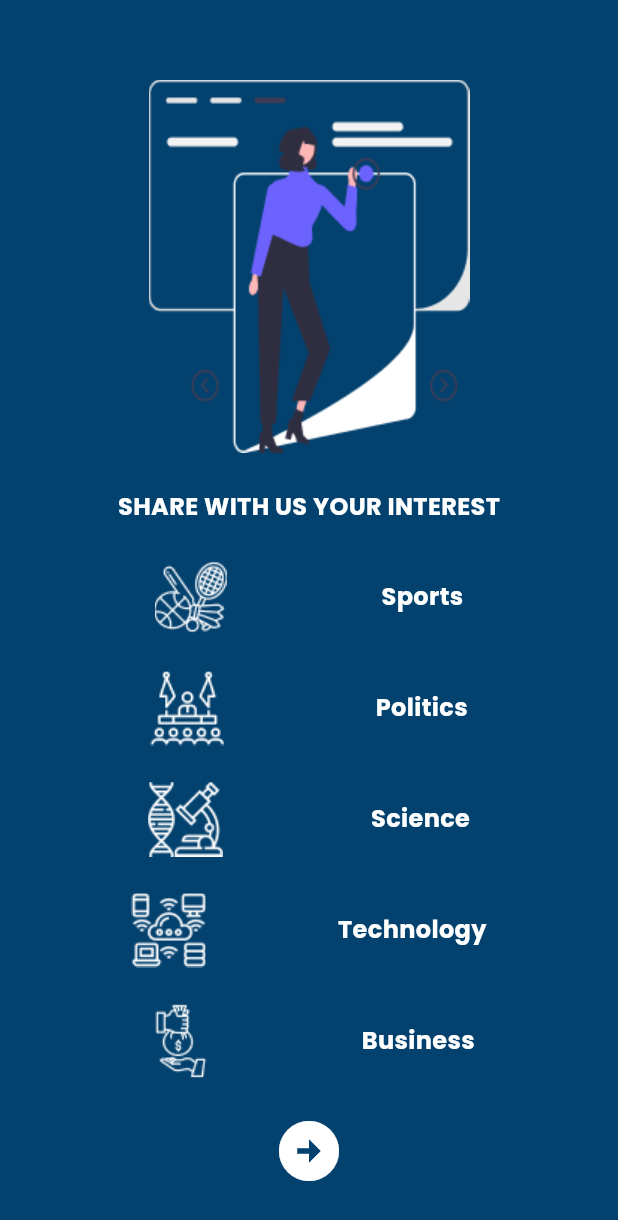
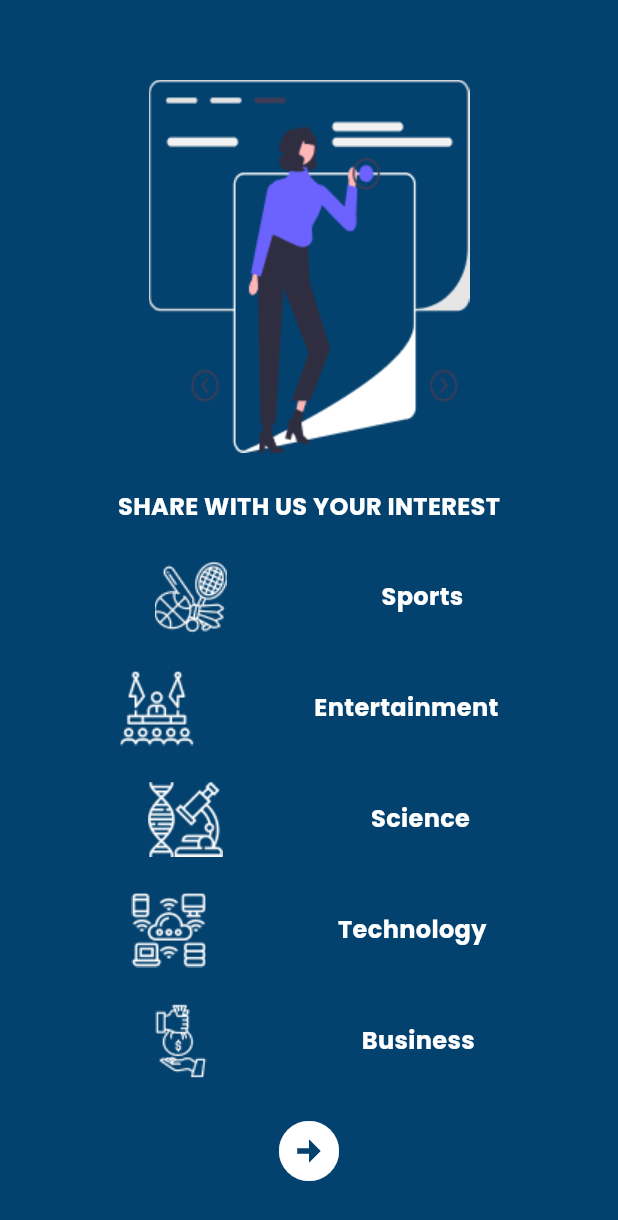
Before and after one commit to ali72-20/gp_east_news, a Flutter app: the CategoryList screen opened directly, on a phone screen of 412 x 824 dp. Shown: the top 1220 px of the screen. Run offline on Flutter 3.47's test engine with Material 3 defaults, Android fonts, the light colour scheme and no system bars; our stand-ins replace audioplayers, dio, flutter_slidable, fluttertoast, get, ionicons and 4 more; missing offline and left inert: dart:ffi; accounts and stored records are empty.

Commit message:
add some arabic

```diff
--- a/lib/Core/langudages /ar.dart
+++ b/lib/Core/langudages /ar.dart
@@ -32,5 +32,13 @@ const Map<String, String> ar = {
   'ASTNEWS': 'نيوز',
   'HaveAnAccount?': 'هل لديك حساب؟',
   'Comments': 'التعليقات',
-  'Add a comment': 'اضف تعليق'
+  'Add a comment': 'اضف تعليق',
+  'Summarize' : 'تلخيص',
+  'Skip' : 'تخطي',
+  'next': 'التالي',
+  'Please wait' :'من فضلك انتظر',
+  'SHARE WITH US YOUR INTEREST' : 'شاركنا اهتمامتك',
+  'Edit comment' : 'تعديل التعليق',
+  'Comment Edit' : 'تم التعديل',
+  'Password is Required'  : 'كلمة السر مطلوبة'
 };
--- a/lib/Core/langudages /en.dart
+++ b/lib/Core/langudages /en.dart
@@ -32,5 +32,13 @@ const Map<String, String> en = {
   'ASTNEWS': 'AST NEWS',
   'HaveAnAccount?': 'Have an account?',
   'Comments': 'Comments',
-  'Add a comment':'Add a comment'
+  'Add a comment': 'Add a comment',
+  'Summarize': 'Summarize',
+  'Skip': 'Skip',
+  'next': 'next',
+  'Please wait': 'Please wait …',
+  'SHARE WITH US YOUR INTEREST': 'SHARE WITH US YOUR INTEREST',
+  'Edit comment': 'Edit comment',
+  'Comment Edit' : 'Comment Edit',
+  'Password is Required' : 'Password is Required'
 };
--- a/lib/Core/loading_indecactor /presentation_layer/views/widgets/getText.dart
+++ b/lib/Core/loading_indecactor /presentation_layer/views/widgets/getText.dart
@@ -1,5 +1,6 @@
 import 'package:flutter/cupertino.dart';
 import 'package:flutter/material.dart';
+import 'package:gp_east_news/Core/Assets/assets_data.dart';
 
 class getText extends StatelessWidget {
    getText({super.key,  required this.text});
@@ -11,7 +12,7 @@ class getText extends StatelessWidget {
         style: const TextStyle(
         color: Colors.white,
         fontSize: 14,
-          fontFamily: 'Poppins'
+          fontFamily: kPrimaryFont
     ),
     textAlign: TextAlign.center
     );
--- a/lib/Feature/Forms/presentation_layer/components /password_input.dart
+++ b/lib/Feature/Forms/presentation_layer/components /password_input.dart
@@ -1,5 +1,6 @@
 
 import 'package:flutter/material.dart';
+import 'package:get/get.dart';
 import 'package:gp_east_news/Core/Assets/assets_data.dart';
 import 'package:gp_east_news/Feature/Forms/presentation_layer/components%20/input_compoenet_model.dart';
 
@@ -23,7 +24,7 @@ class _password_inputState extends State<password_input> {
         controller:  widget.passwordcontroller,
         validator: (value){
           if(value == null || value.isEmpty){
-            return "Password is Required";
+            return "Password is Required".tr;
           }
         },
 
--- a/lib/Feature/News/presentation_layer/views/widgets/news_row_interactions.dart
+++ b/lib/Feature/News/presentation_layer/views/widgets/news_row_interactions.dart
@@ -24,7 +24,7 @@ class newsRowIneractions extends StatelessWidget {
             commentItemComponent(model: item,),
             savedItemIcon(model: item,),
             selectedLang == 'en' ? summaryIconComponent(content: item.content??'content'):const Text(''),
-            selectedLang == 'en' ? const AudoiIcon():const Text(''),
+            selectedLang == 'en' ?  AudoiIcon(model: item):const Text(''),
           ],
         ),
       ),
--- a/lib/Feature/category/presentation_layer/views/category_list.dart
+++ b/lib/Feature/category/presentation_layer/views/category_list.dart
@@ -1,5 +1,6 @@
 
 import 'package:flutter/material.dart';
+import 'package:get/get.dart';
 
 import '../../../Forms/presentation_layer/components /TextComp.dart';
 import '../../../Main/Presentation_layer/views/mainScreen.dart';
@@ -30,27 +31,27 @@ class CategoryList extends StatelessWidget {
             items_list(
               item: item_model(
                   Category_image: 'assets/Images/sports.png',
-                  Category_name: 'Sports'),
+                  Category_name: 'sports'.tr),
             ),
             items_list(
               item: item_model(
                   Category_image: 'assets/Images/Politics.png',
-                  Category_name: 'Politics'),
+                  Category_name: 'entertainment'.tr),
             ),
             items_list(
               item: item_model(
                   Category_image: 'assets/Images/Science.png',
-                  Category_name: 'Science'),
+                  Category_name: 'science'.tr),
             ),
             items_list(
               item: item_model(
                   Category_image: 'assets/Images/technology.png',
-                  Category_name: 'Technology'),
+                  Category_name: 'technology'.tr),
             ),
             items_list(
               item: item_model(
                   Category_image: 'assets/Images/Business.png',
-                  Category_name: 'Business'),
+                  Category_name: 'business'.tr),
             ),
             const SizedBox(height: 24,),
             GestureDetector(
--- a/lib/Feature/comments /presentatio_layer/view/widgets/commentsListView.dart
+++ b/lib/Feature/comments /presentatio_layer/view/widgets/commentsListView.dart
@@ -92,8 +92,8 @@ class _commentListViewState extends State<commentListView> {
         context: context,
         builder: (context) {
           return AlertDialog(
-            title: const Text('Edit comment',
-              style: TextStyle(fontFamily: kPrimaryFont),),
+            title:  Text('Edit comment'.tr,
+              style: const TextStyle(fontFamily: kPrimaryFont),),
             actions: [
               Row(
                 children: [
@@ -117,7 +117,7 @@ class _commentListViewState extends State<commentListView> {
                           setState(() {
                             widget.list[index].text = newCommentController.text;
                           });
-                          ToastMessage().showMessage(message: 'Comment Edit');
+                          ToastMessage().showMessage(message: 'Comment Edit'.tr);
                         }
                       }
                     },
```
Also changed, not shown: lib/Feature/Forms/presentation_layer/components /Top_Bar.dart (+7 -6 lines), lib/Feature/atricle_reader/data_layer/Api/reader.dart (+34 -36 lines), lib/Feature/atricle_reader/presentation_layer/view/audoi.dart (+8 -3 lines), lib/Feature/on_boarding/presentation_layer/views/onboarding_view.dart (+4 -3 lines), lib/Feature/summary/presentation_layer/views/summaryView.dart (+7 -6 lines).
